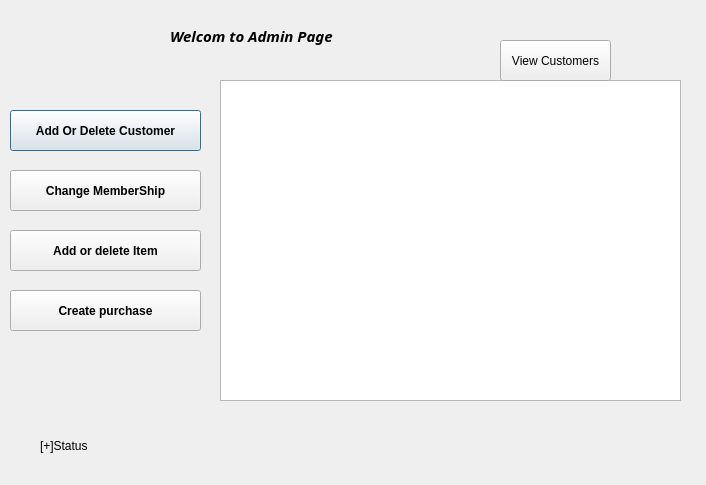
This is adminpage.ui in Ling2251/CS1C-Bulk-Club-Project as Qt 5 draws it before an edit. The edited form follows.
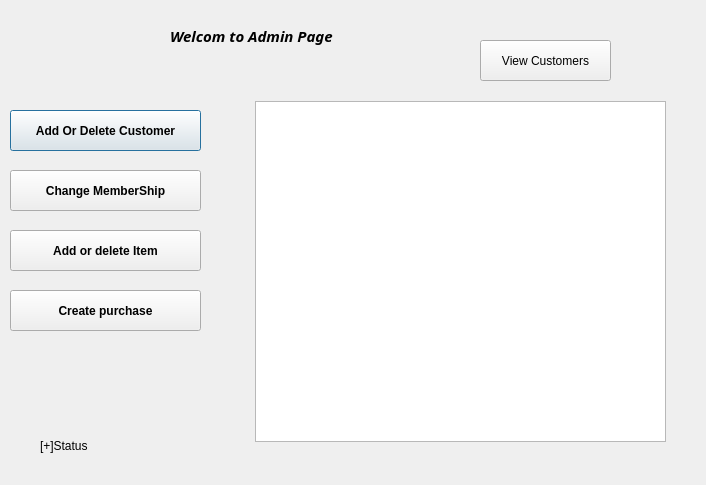
This is the edited form.

Commit message: View Customer functionality

```diff
--- a/adminpage.ui
+++ b/adminpage.ui
@@ -118,22 +118,12 @@
     <string>Create purchase</string>
    </property>
   </widget>
-  <widget class="QTableWidget" name="VeiwCustomerWidget">
-   <property name="geometry">
-    <rect>
-     <x>220</x>
-     <y>80</y>
-     <width>461</width>
-     <height>321</height>
-    </rect>
-   </property>
-  </widget>
   <widget class="QPushButton" name="ViewCutomersButton">
    <property name="geometry">
     <rect>
-     <x>500</x>
+     <x>480</x>
      <y>40</y>
-     <width>111</width>
+     <width>131</width>
      <height>41</height>
     </rect>
    </property>
@@ -154,6 +144,16 @@
     <string>[+]Status</string>
    </property>
   </widget>
+  <widget class="QTableView" name="tableView">
+   <property name="geometry">
+    <rect>
+     <x>255</x>
+     <y>101</y>
+     <width>411</width>
+     <height>341</height>
+    </rect>
+   </property>
+  </widget>
  </widget>
  <resources/>
  <connections/>
```
The commit also changes 2 other files.
